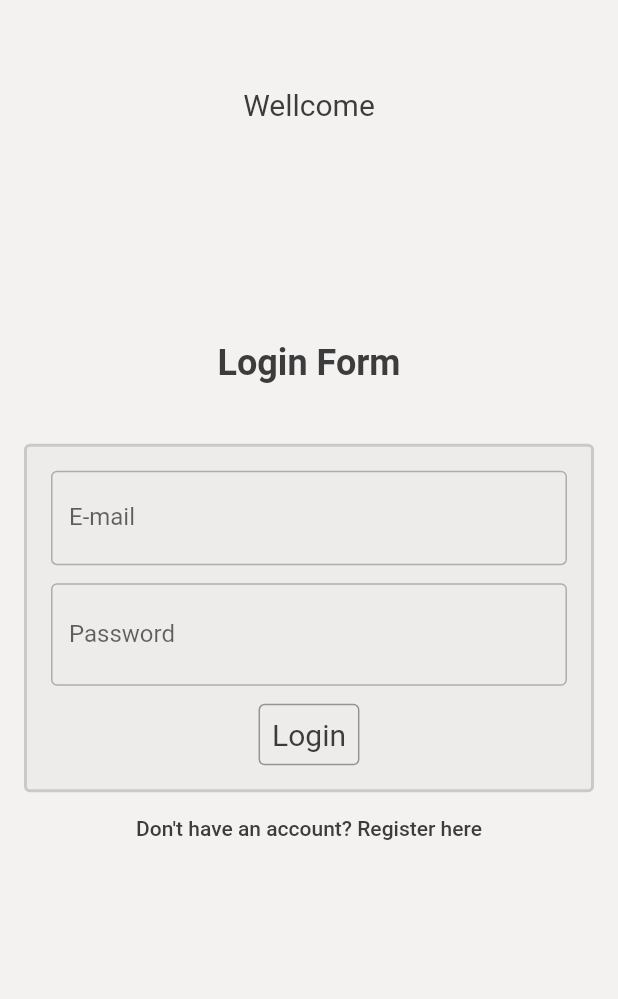
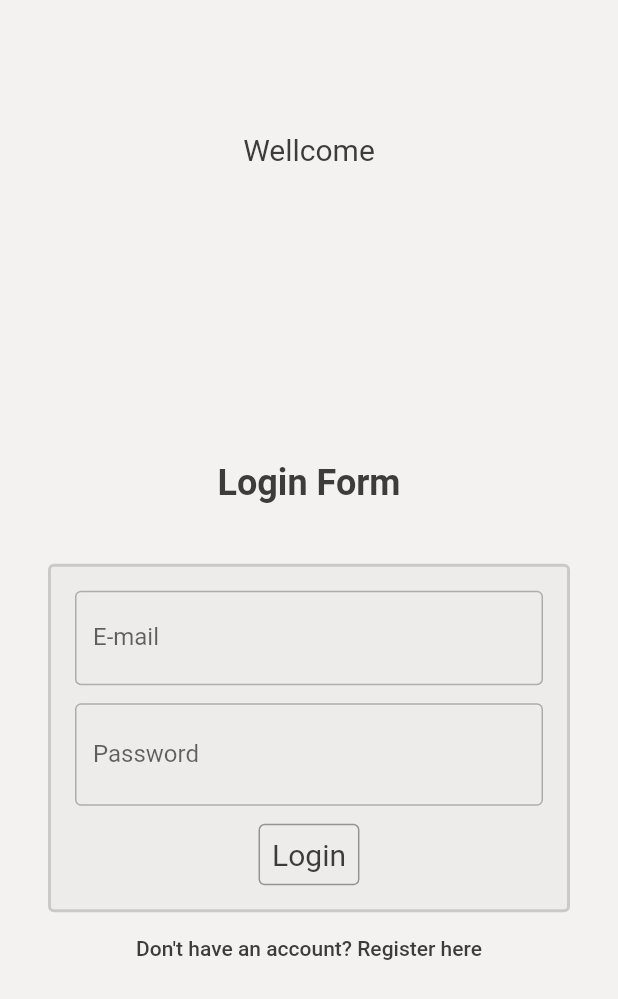
Before and after one commit to emrehandursun/money_saver, a Flutter app: the screen it shows after launch, after a tap on "Lets get started", on a phone screen of 412 x 824 dp. Shown: the top 999 px of the screen. Run offline on Flutter 3.47's test engine with Material 2 defaults, Android fonts, the phone set to English and light mode, and no system bars; our stand-ins replace awesome_dialog, cloud_firestore, firebase_auth, firebase_core, flutter_secure_storage, line_icons and 1 more; accounts and stored records are empty.

Commit message:
bug fix
bug fix

```diff
--- a/lib/pages/authentication/authentication_page.dart
+++ b/lib/pages/authentication/authentication_page.dart
@@ -19,7 +19,7 @@ class _AuthenticationPageState extends State<AuthenticationPage> {
   Widget build(BuildContext context) {
     final controller = context.watch<AuthenticationProvider>();
     final ThemeData themeData = Theme.of(context);
-    /* return Scaffold(
+    return Scaffold(
       backgroundColor: themeData.colorScheme.primaryContainer,
       body: Center(
         child: SingleChildScrollView(
@@ -27,38 +27,23 @@ class _AuthenticationPageState extends State<AuthenticationPage> {
             padding: const EdgeInsets.all(16),
             child: Column(
               children: [
-                const SizedBox(height: 40),
-                Text(
-                  isLoggingMode ? 'Login Form' : 'Register Form',
-                  style: TextStyle(
-                    fontSize: 24,
-                    fontWeight: FontWeight.bold,
-                    color: themeData.colorScheme.primary,
-                  ),
+                AnimatedContainer(
+                  duration: const Duration(seconds: 1),
+                  height: controller.authenticationState == AuthenticationState.wellCome ? MediaQuery.of(context).size.height : 100,
+                  child: const WellcomePage(),
                 ),
-                const SizedBox(height: 40),
                 Column(
                   mainAxisAlignment: MainAxisAlignment.center,
                   children: [
-                    Container(
-                      padding: const EdgeInsets.all(16),
-                      decoration: BoxDecoration(
-                        borderRadius: BorderRadius.circular(4),
-                        border: Border.all(
-                          color: themeData.colorScheme.primary.withOpacity(0.2),
-                          width: 2,
-                        ),
-                        color: themeData.colorScheme.onPrimaryContainer,
-                      ),
-                      child: isLoggingMode ? const LoginForm() : const RegisterForm(),
+                    AnimatedContainer(
+                      duration: const Duration(seconds: 1),
+                      height: controller.authenticationState == AuthenticationState.login ? MediaQuery.of(context).size.height - 200 : 0,
+                      child: const LoginPage(),
                     ),
-                    TextButton(
-                      onPressed: () {
-                        setState(() {
-                          isLoggingMode = !isLoggingMode;
-                        });
-                      },
-                      child: Text(isLoggingMode ? 'Don\'t have an account? Register here' : 'Already have an account? Login here'),
+                    AnimatedContainer(
+                      duration: const Duration(seconds: 1),
+                      height: controller.authenticationState == AuthenticationState.register ? MediaQuery.of(context).size.height - 200 : 0,
+                      child: const RegisterPage(),
                     ),
                   ],
                 ),
@@ -67,49 +52,6 @@ class _AuthenticationPageState extends State<AuthenticationPage> {
           ),
         ),
       ),
-    ); */
-    return Scaffold(
-      backgroundColor: themeData.colorScheme.primaryContainer,
-      body: SafeArea(
-        bottom: false,
-        child: AnimatedBuilder(
-          animation: controller,
-          builder: (context, child) {
-            return LayoutBuilder(
-              builder: (BuildContext context, BoxConstraints constraints) {
-                return Stack(
-                  children: [
-                    AnimatedPositioned(
-                      duration: const Duration(milliseconds: 500),
-                      left: 0,
-                      right: 0,
-                      top: 20,
-                      height: controller.authenticationState == AuthenticationState.wellCome ? MediaQuery.of(context).size.height : 100,
-                      child: const WellcomePage(),
-                    ),
-                    AnimatedPositioned(
-                      duration: const Duration(milliseconds: 500),
-                      left: 0,
-                      right: 0,
-                      top: 20,
-                      height: controller.authenticationState == AuthenticationState.login ? MediaQuery.of(context).size.height - 100 : 0,
-                      child: const LoginPage(),
-                    ),
-                    AnimatedPositioned(
-                      duration: const Duration(milliseconds: 500),
-                      left: 0,
-                      right: 0,
-                      top: 20,
-                      height: controller.authenticationState == AuthenticationState.register ? MediaQuery.of(context).size.height - 100 : 0,
-                      child: const RegisterPage(),
-                    ),
-                  ],
-                );
-              },
-            );
-          },
-        ),
-      ),
     );
   }
 }
--- a/lib/pages/authentication/login_page.dart
+++ b/lib/pages/authentication/login_page.dart
@@ -14,7 +14,7 @@ class LoginPage extends StatelessWidget {
 
   @override
   Widget build(BuildContext context) {
-    final AuthenticationProvider authenticationProvider = context.read<AuthenticationProvider>();
+    final AuthenticationProvider authenticationProvider = context.watch<AuthenticationProvider>();
     final ThemeData themeData = Theme.of(context);
     return Center(
       child: SingleChildScrollView(
--- a/lib/pages/authentication/register_page.dart
+++ b/lib/pages/authentication/register_page.dart
@@ -9,12 +9,17 @@ import 'package:provider/provider.dart';
 
 import '../../provider/authentication/authentication_provider.dart';
 
-class RegisterPage extends StatelessWidget {
+class RegisterPage extends StatefulWidget {
   const RegisterPage({super.key});
 
   @override
+  State<RegisterPage> createState() => _RegisterPageState();
+}
+
+class _RegisterPageState extends State<RegisterPage> {
+  @override
   Widget build(BuildContext context) {
-    final AuthenticationProvider authenticationProvider = context.read<AuthenticationProvider>();
+    final AuthenticationProvider authenticationProvider = context.watch<AuthenticationProvider>();
     final ThemeData themeData = Theme.of(context);
     return Center(
       child: SingleChildScrollView(
```
